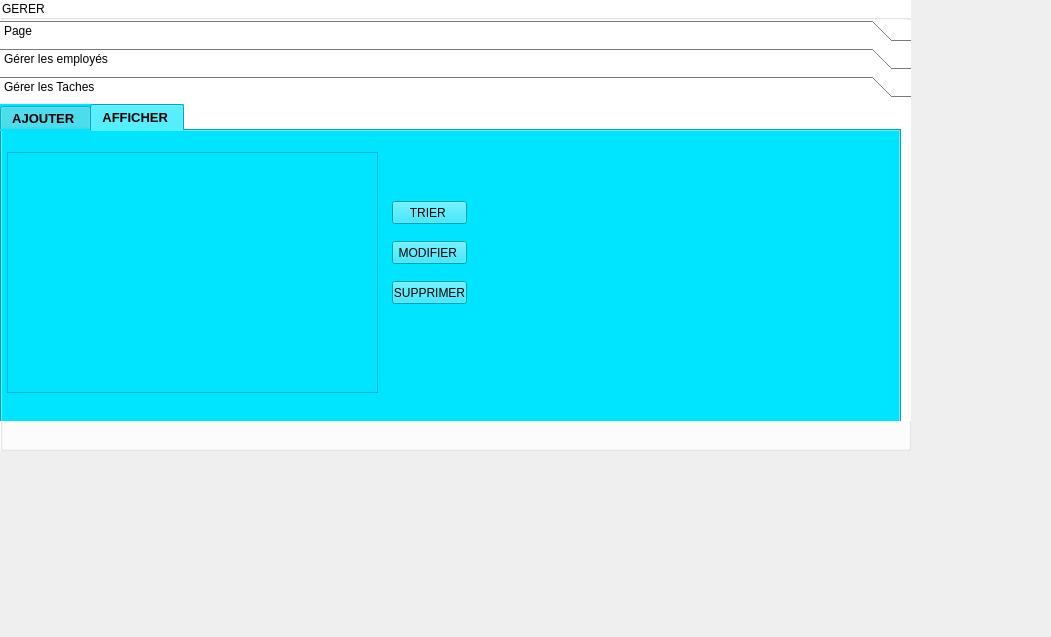
This is gerer.ui in Oussamab6/E-Health_2A14 as Qt 5 draws it before an edit. The edited form follows.
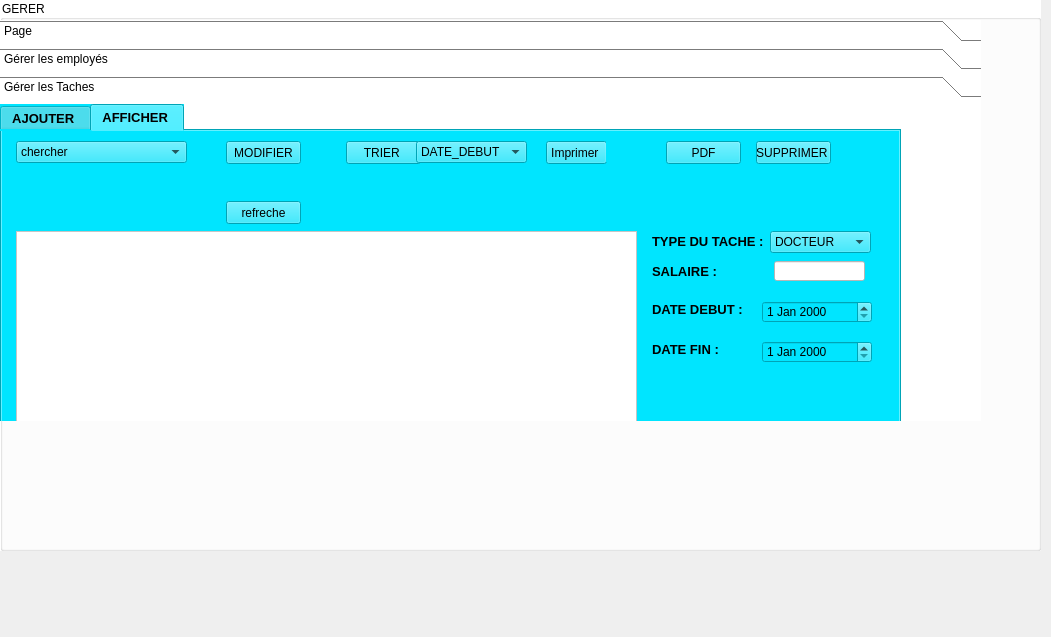
This is the edited form. The open tabs and pages were chosen to show the change. Icons and pictures are not drawn.

Patch:
```diff
--- a/gerer.ui
+++ b/gerer.ui
@@ -18,8 +18,8 @@
     <rect>
      <x>0</x>
      <y>0</y>
-     <width>911</width>
-     <height>451</height>
+     <width>1041</width>
+     <height>551</height>
     </rect>
    </property>
    <property name="styleSheet">
@@ -33,7 +33,7 @@
      <rect>
       <x>0</x>
       <y>20</y>
-      <width>911</width>
+      <width>981</width>
       <height>401</height>
      </rect>
     </property>
@@ -889,7 +889,7 @@
       <rect>
        <x>0</x>
        <y>0</y>
-       <width>911</width>
+       <width>981</width>
        <height>320</height>
       </rect>
      </property>
@@ -970,21 +970,8 @@
        <widget class="QLineEdit" name="lineEdit_4">
         <property name="geometry">
          <rect>
-          <x>200</x>
-          <y>110</y>
-          <width>113</width>
-          <height>20</height>
-         </rect>
-        </property>
-        <property name="styleSheet">
-         <string notr="true">background-color: rgb(255, 255, 255);</string>
-        </property>
-       </widget>
-       <widget class="QPushButton" name="pushButton_4">
-        <property name="geometry">
-         <rect>
-          <x>330</x>
-          <y>260</y>
+          <x>450</x>
+          <y>120</y>
           <width>75</width>
           <height>23</height>
          </rect>
@@ -1061,55 +1048,380 @@
        <attribute name="title">
         <string>AFFICHER </string>
        </attribute>
-       <widget class="QTableView" name="tableView_2">
+       <widget class="QPushButton" name="pushButton_refreche_2">
         <property name="geometry">
          <rect>
-          <x>5</x>
-          <y>21</y>
-          <width>371</width>
-          <height>241</height>
-         </rect>
-        </property>
-       </widget>
-       <widget class="QPushButton" name="pushButton_8">
-        <property name="geometry">
-         <rect>
-          <x>390</x>
+          <x>224</x>
           <y>70</y>
           <width>75</width>
           <height>23</height>
          </rect>
         </property>
         <property name="text">
+         <string>refreche</string>
+        </property>
+       </widget>
+       <widget class="QPushButton" name="pushButton_imprimer_2">
+        <property name="geometry">
+         <rect>
+          <x>544</x>
+          <y>10</y>
+          <width>61</width>
+          <height>23</height>
+         </rect>
+        </property>
+        <property name="text">
+         <string>Imprimer </string>
+        </property>
+       </widget>
+       <widget class="QPushButton" name="pushButton_mod_2">
+        <property name="geometry">
+         <rect>
+          <x>224</x>
+          <y>10</y>
+          <width>75</width>
+          <height>23</height>
+         </rect>
+        </property>
+        <property name="text">
+         <string>MODIFIER</string>
+        </property>
+       </widget>
+       <widget class="QLabel" name="label_26">
+        <property name="geometry">
+         <rect>
+          <x>834</x>
+          <y>10</y>
+          <width>41</width>
+          <height>20</height>
+         </rect>
+        </property>
+        <property name="text">
+         <string/>
+        </property>
+        <property name="pixmap">
+         <pixmap resource="Ressource.qrc">:/supprimer.jpg</pixmap>
+        </property>
+        <property name="scaledContents">
+         <bool>true</bool>
+        </property>
+       </widget>
+       <widget class="QComboBox" name="comboBox_chercher_2">
+        <property name="geometry">
+         <rect>
+          <x>14</x>
+          <y>10</y>
+          <width>171</width>
+          <height>22</height>
+         </rect>
+        </property>
+        <item>
+         <property name="text">
+          <string>chercher </string>
+         </property>
+        </item>
+        <item>
+         <property name="text">
+          <string>salaire</string>
+         </property>
+        </item>
+        <item>
+         <property name="text">
+          <string>type</string>
+         </property>
+        </item>
+        <item>
+         <property name="text">
+          <string>date_debut_type_salaire</string>
+         </property>
+        </item>
+       </widget>
+       <widget class="QPushButton" name="pushButton_4">
+        <property name="geometry">
+         <rect>
+          <x>344</x>
+          <y>10</y>
+          <width>75</width>
+          <height>23</height>
+         </rect>
+        </property>
+        <property name="text">
          <string>TRIER </string>
         </property>
        </widget>
-       <widget class="QPushButton" name="pushButton_9">
+       <widget class="QComboBox" name="comboBox_trier_2">
         <property name="geometry">
          <rect>
-          <x>390</x>
-          <y>150</y>
+          <x>414</x>
+          <y>10</y>
+          <width>111</width>
+          <height>22</height>
+         </rect>
+        </property>
+        <item>
+         <property name="text">
+          <string>DATE_DEBUT </string>
+         </property>
+        </item>
+        <item>
+         <property name="text">
+          <string>DATE_FIN</string>
+         </property>
+        </item>
+        <item>
+         <property name="text">
+          <string>SALAIRE ET DATE_DEBUT ET DATE_FIN</string>
+         </property>
+        </item>
+       </widget>
+       <widget class="QTableView" name="tableView_em_2">
+        <property name="geometry">
+         <rect>
+          <x>14</x>
+          <y>100</y>
+          <width>621</width>
+          <height>191</height>
+         </rect>
+        </property>
+        <property name="styleSheet">
+         <string notr="true">background-color: rgb(255, 255, 255);</string>
+        </property>
+       </widget>
+       <widget class="QPushButton" name="pushButton_pdf_2">
+        <property name="geometry">
+         <rect>
+          <x>664</x>
+          <y>10</y>
           <width>75</width>
           <height>23</height>
          </rect>
         </property>
         <property name="text">
-         <string>SUPPRIMER</string>
+         <string>PDF</string>
         </property>
        </widget>
-       <widget class="QPushButton" name="pushButton_Mod">
+       <widget class="QLabel" name="label_27">
         <property name="geometry">
          <rect>
-          <x>390</x>
-          <y>110</y>
+          <x>304</x>
+          <y>71</y>
+          <width>47</width>
+          <height>20</height>
+         </rect>
+        </property>
+        <property name="text">
+         <string/>
+        </property>
+        <property name="pixmap">
+         <pixmap resource="Ressource.qrc">:/Downloads/refreche.jpg</pixmap>
+        </property>
+        <property name="scaledContents">
+         <bool>true</bool>
+        </property>
+       </widget>
+       <widget class="QLabel" name="label_28">
+        <property name="geometry">
+         <rect>
+          <x>194</x>
+          <y>10</y>
+          <width>21</width>
+          <height>21</height>
+         </rect>
+        </property>
+        <property name="text">
+         <string/>
+        </property>
+        <property name="pixmap">
+         <pixmap resource="Ressource.qrc">:/recherche.png</pixmap>
+        </property>
+        <property name="scaledContents">
+         <bool>true</bool>
+        </property>
+       </widget>
+       <widget class="QLabel" name="label_29">
+        <property name="geometry">
+         <rect>
+          <x>604</x>
+          <y>10</y>
+          <width>47</width>
+          <height>21</height>
+         </rect>
+        </property>
+        <property name="text">
+         <string/>
+        </property>
+        <property name="pixmap">
+         <pixmap resource="Ressource.qrc">:/Downloads/imprimante 1.jpg</pixmap>
+        </property>
+        <property name="scaledContents">
+         <bool>true</bool>
+        </property>
+       </widget>
+       <widget class="QPushButton" name="pushButton_sup_2">
+        <property name="geometry">
+         <rect>
+          <x>754</x>
+          <y>10</y>
           <width>75</width>
           <height>23</height>
          </rect>
         </property>
         <property name="text">
-         <string>MODIFIER </string>
+         <string>SUPPRIMER </string>
         </property>
        </widget>
+       <widget class="QLabel" name="label_30">
+        <property name="geometry">
+         <rect>
+          <x>300</x>
+          <y>10</y>
+          <width>41</width>
+          <height>20</height>
+         </rect>
+        </property>
+        <property name="text">
+         <string/>
+        </property>
+        <property name="pixmap">
+         <pixmap resource="Ressource.qrc">:/Downloads/modifier 1.png</pixmap>
+        </property>
+        <property name="scaledContents">
+         <bool>true</bool>
+        </property>
+       </widget>
+       <widget class="QLineEdit" name="lineEdit_salaire_2">
+        <property name="geometry">
+         <rect>
+          <x>772</x>
+          <y>130</y>
+          <width>91</width>
+          <height>20</height>
+         </rect>
+        </property>
+        <property name="styleSheet">
+         <string notr="true">background-color: rgb(255, 255, 255);</string>
+        </property>
+       </widget>
+       <widget class="QDateEdit" name="dateEdit_debut_2">
+        <property name="geometry">
+         <rect>
+          <x>760</x>
+          <y>170</y>
+          <width>110</width>
+          <height>22</height>
+         </rect>
+        </property>
+       </widget>
+       <widget class="QDateEdit" name="dateEdit_fin_2">
+        <property name="geometry">
+         <rect>
+          <x>760</x>
+          <y>210</y>
+          <width>110</width>
+          <height>22</height>
+         </rect>
+        </property>
+       </widget>
+       <widget class="QLabel" name="label_31">
+        <property name="geometry">
+         <rect>
+          <x>650</x>
+          <y>100</y>
+          <width>111</width>
+          <height>20</height>
+         </rect>
+        </property>
+        <property name="font">
+         <font>
+          <pointsize>10</pointsize>
+          <weight>75</weight>
+          <bold>true</bold>
+         </font>
+        </property>
+        <property name="text">
+         <string>TYPE DU TACHE : </string>
+        </property>
+       </widget>
+       <widget class="QLabel" name="label_32">
+        <property name="geometry">
+         <rect>
+          <x>650</x>
+          <y>130</y>
+          <width>71</width>
+          <height>20</height>
+         </rect>
+        </property>
+        <property name="font">
+         <font>
+          <pointsize>10</pointsize>
+          <weight>75</weight>
+          <bold>true</bold>
+         </font>
+        </property>
+        <property name="text">
+         <string>SALAIRE :</string>
+        </property>
+       </widget>
+       <widget class="QLabel" name="label_33">
+        <property name="geometry">
+         <rect>
+          <x>650</x>
+          <y>210</y>
+          <width>91</width>
+          <height>16</height>
+         </rect>
+        </property>
+        <property name="font">
+         <font>
+          <pointsize>10</pointsize>
+          <weight>75</weight>
+          <bold>true</bold>
+         </font>
+        </property>
+        <property name="text">
+         <string>DATE FIN :</string>
+        </property>
+       </widget>
+       <widget class="QLabel" name="label_34">
+        <property name="geometry">
+         <rect>
+          <x>650</x>
+          <y>170</y>
+          <width>91</width>
+          <height>16</height>
+         </rect>
+        </property>
+        <property name="font">
+         <font>
+          <pointsize>10</pointsize>
+          <weight>75</weight>
+          <bold>true</bold>
+         </font>
+        </property>
+        <property name="text">
+         <string>DATE DEBUT :</string>
+        </property>
+       </widget>
+       <widget class="QComboBox" name="comboBox_type_tache_2">
+        <property name="geometry">
+         <rect>
+          <x>768</x>
+          <y>100</y>
+          <width>101</width>
+          <height>22</height>
+         </rect>
+        </property>
+        <item>
+         <property name="text">
+          <string>DOCTEUR</string>
+         </property>
+        </item>
+        <item>
+         <property name="text">
+          <string>INFERMIERE</string>
+         </property>
+        </item>
+       </widget>
       </widget>
      </widget>
     </widget>
```
Left out of the diff: 176 changed lines with no effect on the pictures.
